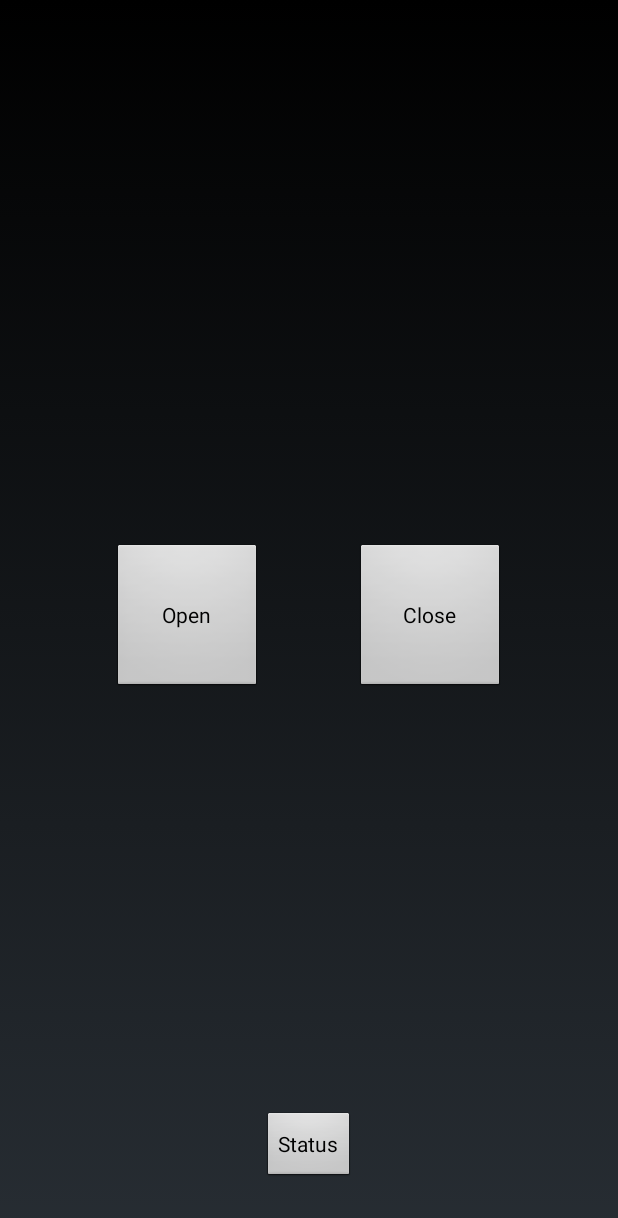
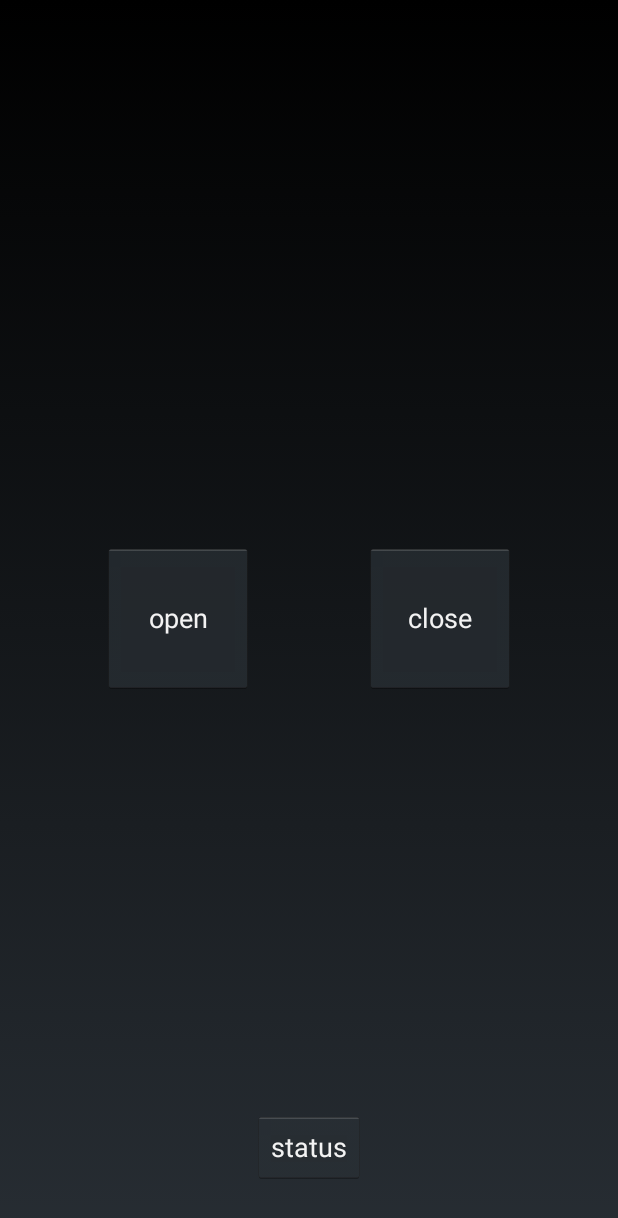
Before and after one commit to ZeusWPI/slotmachien, an Android app: the screen it shows after launch (MainActivity), on a phone screen of 412 x 824 dp. Shown: the top 1218 px of the screen. Run offline under Robolectric (Android 15) with nearby library versions, the phone set to English and light mode, and no system bars.

Commit message:
FlashYoshi changes

```diff
--- a/Android/app/build.gradle
+++ b/Android/app/build.gradle
@@ -5,7 +5,7 @@ android {
     buildToolsVersion "20.0.0"
 
     defaultConfig {
-        applicationId "com.example.slotmachien"
+        applicationId "be.ugent.zeus.slotmachien"
         minSdkVersion 8
         targetSdkVersion 20
     }
--- a/Android/app/src/main/java/com/example/slotmachien/GetRequestTask.java
+++ b/Android/app/src/main/java/be/ugent/zeus/slotmachien/GetRequestTask.java
@@ -1,9 +1,7 @@
-package com.example.slotmachien;
+package be.ugent.zeus.slotmachien;
 
 import org.apache.http.HttpResponse;
-import org.apache.http.client.HttpClient;
 import org.apache.http.client.methods.HttpGet;
-import org.apache.http.impl.client.DefaultHttpClient;
 
 import java.io.IOException;
 
@@ -19,7 +17,7 @@ public class GetRequestTask extends RequestTask {
 
         HttpResponse response = null;
         try {
-            client.execute(request);
+            response = client.execute(request);
         } catch (IOException e) {
             e.printStackTrace();
         }
--- a/Android/app/src/main/java/com/example/slotmachien/MainActivity.java
+++ b/Android/app/src/main/java/be/ugent/zeus/slotmachien/MainActivity.java
@@ -1,4 +1,4 @@
-package com.example.slotmachien;
+package be.ugent.zeus.slotmachien;
 
 import android.app.Activity;
 import android.app.AlertDialog;
@@ -12,10 +12,6 @@ import java.util.concurrent.ExecutionException;
 
 public class MainActivity extends Activity {
 
-    public static final String OPEN_MSG = "open";
-    public static final String CLOSE_MSG = "close";
-
-    //TODO implement progressbar
     private ProgressBar progress;
 
     @Override
@@ -26,15 +22,16 @@ public class MainActivity extends Activity {
     }
 
     public void onOpen(View view) throws InterruptedException, ExecutionException {
-        new PostRequestTask(this).execute(OPEN_MSG);
+        new PostRequestTask(this).execute(getResources().getString(R.string.open));
     }
 
     public void onClose(View view) throws InterruptedException, ExecutionException {
-        new PostRequestTask(this).execute(CLOSE_MSG);
+        new PostRequestTask(this).execute(getResources().getString(R.string.close));
     }
 
+
     public void onStatus(View view) throws InterruptedException, ExecutionException {
-        new GetRequestTask(this).execute(CLOSE_MSG);
+        //TODO
     }
 
     public AlertDialog createErrorDialog(String msg) {
@@ -52,7 +49,6 @@ public class MainActivity extends Activity {
     }
 
     public void startProgressBar() {
-        System.out.println(progress);
         progress.setVisibility(View.VISIBLE);
     }
 
--- a/Android/app/src/main/java/com/example/slotmachien/PostRequestTask.java
+++ b/Android/app/src/main/java/be/ugent/zeus/slotmachien/PostRequestTask.java
@@ -1,4 +1,4 @@
-package com.example.slotmachien;
+package be.ugent.zeus.slotmachien;
 
 import org.apache.http.HttpResponse;
 import org.apache.http.client.methods.HttpPost;
--- a/Android/app/src/main/res/layout/activity_main.xml
+++ b/Android/app/src/main/res/layout/activity_main.xml
@@ -6,39 +6,39 @@
     android:paddingLeft="@dimen/activity_horizontal_margin"
     android:paddingRight="@dimen/activity_horizontal_margin"
     android:paddingTop="@dimen/activity_vertical_margin"
-    tools:context="com.example.slotmachien.MainActivity" >
+    tools:context="com.example.be.ugent.zeus.slotmachien.MainActivity" >
 
     <Button
-        android:id="@+id/button1"
+        android:id="@id/openButton"
         android:layout_width="wrap_content"
         android:layout_height="wrap_content"
         android:minHeight="100dip"
         android:minWidth="100dip"
         android:onClick="onOpen"
-        android:text="Open"
+        android:text="@string/open"
         android:layout_centerVertical="true"
-        android:layout_toLeftOf="@+id/button3" />
+        android:layout_toLeftOf="@id/statusButton" />
 
     <Button
-        android:id="@+id/button2"
+        android:id="@id/closeButton"
         android:layout_width="wrap_content"
         android:layout_height="wrap_content"
         android:minHeight="100dip"
         android:minWidth="100dip"
         android:onClick="onClose"
-        android:text="Close"
-        android:layout_alignTop="@+id/button1"
-        android:layout_toRightOf="@+id/button3" />
+        android:text="@string/close"
+        android:layout_alignTop="@id/openButton"
+        android:layout_toRightOf="@id/statusButton" />
 
     <Button
-        android:id="@+id/button3"
+        android:id="@id/statusButton"
         android:layout_width="wrap_content"
         android:layout_height="wrap_content"
         android:layout_alignParentBottom="true"
         android:layout_centerHorizontal="true"
         android:layout_marginBottom="19dp"
         android:onClick="onStatus"
-        android:text="Status" />
+        android:text="@string/status" />
 
     <ProgressBar
         android:id="@+id/progressBar1"
@@ -46,7 +46,7 @@
         android:visibility="gone"
         android:layout_width="wrap_content"
         android:layout_height="wrap_content"
-        android:layout_below="@+id/button1"
+        android:layout_below="@id/openButton"
         android:layout_centerHorizontal="true"
         android:layout_marginTop="31dp" />
 
--- a/Android/app/src/main/res/menu/main.xml
+++ b/Android/app/src/main/res/menu/main.xml
@@ -1,7 +1,7 @@
 <menu xmlns:android="http://schemas.android.com/apk/res/android"
     xmlns:app="http://schemas.android.com/apk/res-auto"
     xmlns:tools="http://schemas.android.com/tools"
-    tools:context="com.example.slotmachien.MainActivity" >
+    tools:context="be.ugent.zeus.slotmachien.MainActivity" >
 
     <item
         android:id="@+id/action_settings"
--- a/Android/app/src/main/res/values/strings.xml
+++ b/Android/app/src/main/res/values/strings.xml
@@ -5,4 +5,7 @@
     <string name="hello_world">Hello world!</string>
     <string name="action_settings">Settings</string>
 
+    <string name="open">open</string>
+    <string name="close">close</string>
+    <string name="status">status</string>
 </resources>
--- a/Android/app/src/main/res/values/styles.xml
+++ b/Android/app/src/main/res/values/styles.xml
@@ -12,6 +12,10 @@
         -->
     </style>
 
+    <style name="generalnotitle" parent="android:style/Theme.Holo">
+        <item name="android:windowNoTitle">true</item>
+    </style>
+
     <!-- Application theme. -->
     <style name="AppTheme" parent="AppBaseTheme">
         <!-- All customizations that are NOT specific to a particular API-level can go here. -->
```
Also changed, not shown: Android/app/src/main/AndroidManifest.xml (+5 -5 lines), Android/app/src/main/java/be/ugent/zeus/slotmachien/RequestTask.java (renamed from Android/app/src/main/java/com/example/slotmachien/RequestTask.java, +6 -4 lines), Android/app/src/main/res/values-v11/styles.xml (deleted, +0 -11 lines), Android/app/src/main/res/values-v14/styles.xml (deleted, +0 -12 lines), Android/app/src/main/res/values-w820dp/dimens.xml (deleted, +0 -10 lines), 2 other files.
